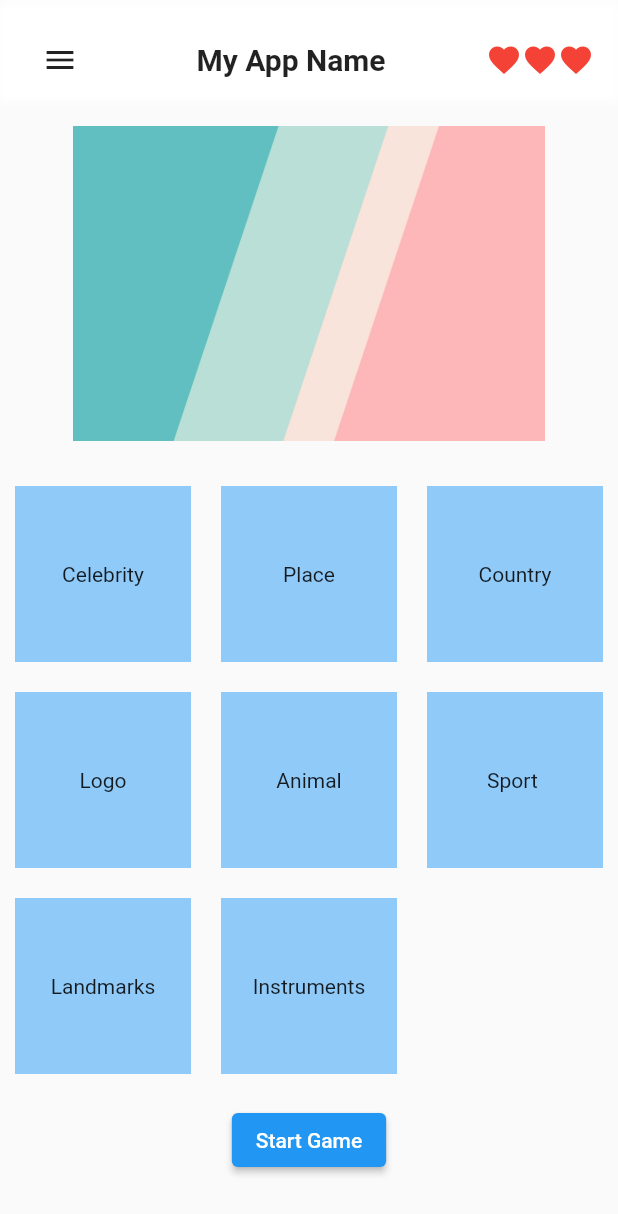
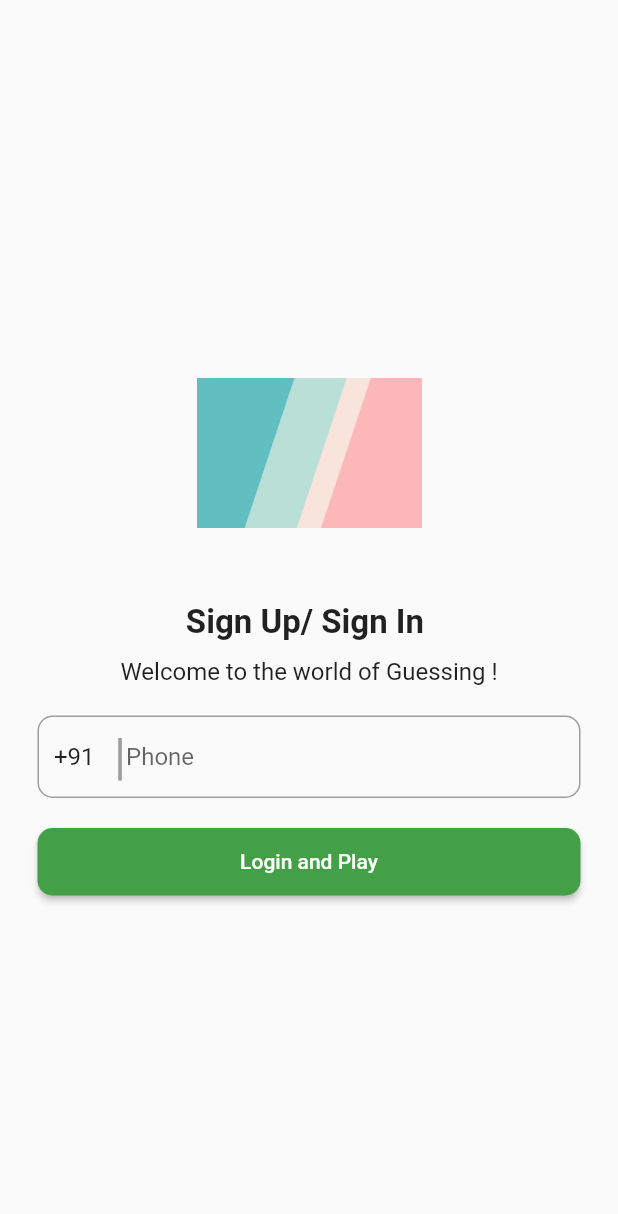
Before and after one commit to rohangilbile123/guessme, a Flutter app: the screen it shows after launch, on a phone screen of 412 x 824 dp. Shown: the top 1214 px of the screen. Run offline on Flutter 3.47's test engine with Material 2 defaults, Android fonts, the phone set to English and light mode, and no system bars; our stand-ins replace firebase_core, pinput; accounts and stored records are empty.

Commit message:
Implementing firebase - SHA print and binding remain

```diff
--- a/lib/main.dart
+++ b/lib/main.dart
@@ -1,4 +1,7 @@
+import 'package:firebase_core/firebase_core.dart';
 import 'package:flutter/material.dart';
+import 'package:guessme/src/screens/auth/mobile_sign.dart';
+import 'package:guessme/src/screens/auth/otp.dart';
 import './src/screens/home_screen.dart';
 import './src/screens/game_screen.dart';
 
@@ -13,8 +16,10 @@ class GuessGameApp extends StatelessWidget {
       theme: ThemeData(
         primarySwatch: Colors.blue,
       ),
-      initialRoute: '/',
+      initialRoute: '/phone',
       routes: {
+        '/phone': (context) => MyPhone(),
+        '/otp': (context) => MyOtp(),
         '/': (context) => HomeScreen(),
         '/game': (context) => GameScreen(),
       },
--- /dev/null
+++ b/lib/src/screens/auth/mobile_sign.dart
@@ -0,0 +1,96 @@
+import 'package:flutter/material.dart';
+
+class MyPhone extends StatefulWidget {
+  const MyPhone({Key? key}) : super(key: key);
+
+  @override
+  State<MyPhone> createState() => _MyPhoneState();
+}
+
+class _MyPhoneState extends State<MyPhone> {
+  TextEditingController countrycode = TextEditingController();
+
+  @override
+  void initState() {
+    countrycode.text = "+91";
+    super.initState();
+  }
+
+  @override
+  Widget build(BuildContext context) {
+    return Scaffold(
+        body: Container(
+      margin: EdgeInsets.only(left: 25, right: 25),
+      alignment: Alignment.center,
+      child: SingleChildScrollView(
+        child: Column(mainAxisAlignment: MainAxisAlignment.center, children: [
+          Image.asset(
+            'assets/banner.jpg',
+            height: 150,
+            width: 150,
+          ),
+          SizedBox(
+            height: 25,
+          ),
+          Text("Sign Up/ Sign In ",
+              style: TextStyle(fontSize: 22, fontWeight: FontWeight.bold)),
+          SizedBox(
+            height: 10,
+          ),
+          Text(
+            "Welcome to the world of Guessing !",
+            style: TextStyle(fontSize: 16),
+            textAlign: TextAlign.center,
+          ),
+          SizedBox(
+            height: 20,
+          ),
+          Container(
+              height: 55,
+              decoration: BoxDecoration(
+                  border: Border.all(
+                    width: 1,
+                    color: Colors.grey,
+                  ),
+                  borderRadius: BorderRadius.circular(10)),
+              child: Row(
+                children: [
+                  SizedBox(
+                    width: 10,
+                  ),
+                  SizedBox(
+                      width: 30,
+                      child: TextField(
+                        controller: countrycode,
+                        decoration: InputDecoration(border: InputBorder.none),
+                      )),
+                  SizedBox(
+                    width: 10,
+                  ),
+                  Text("|", style: TextStyle(fontSize: 33, color: Colors.grey)),
+                  Expanded(
+                      child: TextField(
+                    decoration: InputDecoration(
+                        border: InputBorder.none, hintText: "Phone"),
+                  ))
+                ],
+              )),
+          SizedBox(height: 20),
+          SizedBox(
+              height: 45,
+              width: double.infinity,
+              child: ElevatedButton(
+                onPressed: () {
+                  Navigator.pushNamed(context, "/otp");
+                },
+                child: Text("Login and Play"),
+                style: ElevatedButton.styleFrom(
+                    primary: Colors.green.shade600,
+                    shape: RoundedRectangleBorder(
+                        borderRadius: BorderRadius.circular(10))),
+              )),
+        ]),
+      ),
+    ));
+  }
+}
--- a/pubspec.yaml
+++ b/pubspec.yaml
@@ -19,7 +19,9 @@ environment:
 dependencies:
   flutter:
     sdk: flutter
-
+  pinput: ^2.2.31
+  firebase_core: ^2.15.0
+  firebase_auth: ^4.7.1
 dev_dependencies:
   flutter_test:
     sdk: flutter
@@ -44,7 +46,7 @@ flutter:
 
   # To add assets to your application, add an assets section, like this:
   assets:
-     - assets/banner.jpg
+     - assets/
   #  - images/a_dot_ham.jpeg
 
   # An image asset can refer to one or more resolution-specific "variants", see
```
Also changed, not shown: lib/src/screens/auth/otp.dart (added, +107 -0 lines), 3 other files.
